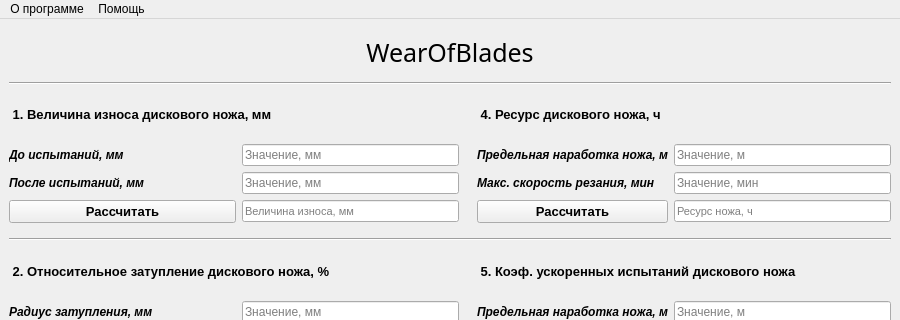
Darius1223/wear-off-blades, file templates/wear_of_blades.ui: the form before one commit; both pictures show x 0 to 900 and y 0 to 320 of the 900 by 650 pixel window.
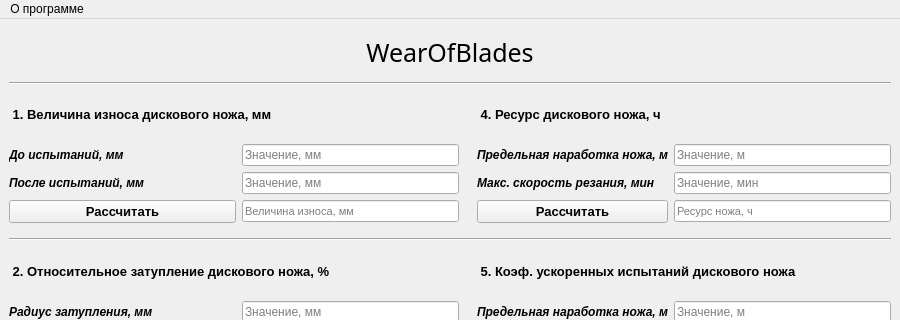
The form after the commit. Icons and pictures are not drawn.

What changed in the file:
```diff
--- a/templates/wear_of_blades.ui
+++ b/templates/wear_of_blades.ui
@@ -854,13 +854,7 @@
     <addaction name="about_action"/>
     <addaction name="authors_action"/>
    </widget>
-   <widget class="QMenu" name="menu_2">
-    <property name="title">
-     <string>Помощь</string>
-    </property>
-   </widget>
    <addaction name="about_menu"/>
-   <addaction name="menu_2"/>
   </widget>
   <action name="about_action">
    <property name="text">
```
